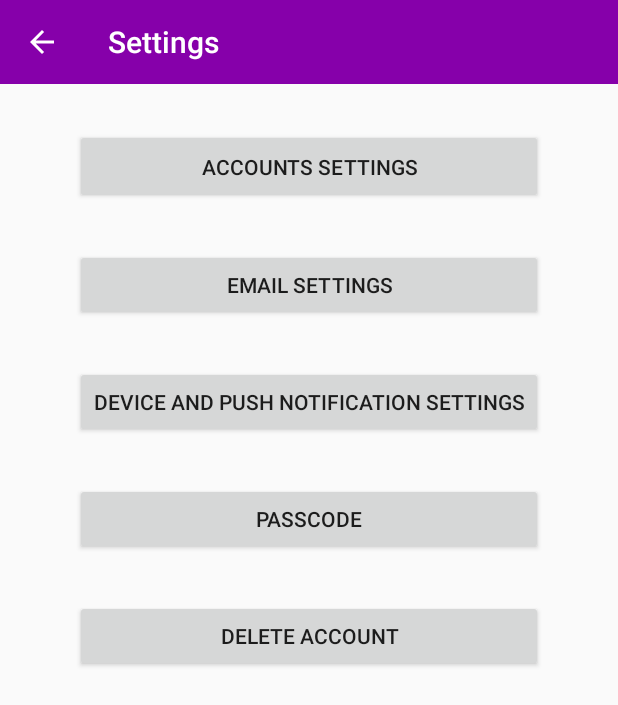
After one commit to SmartWalletSDL/SmartWallet, an Android app: the settings screen opened directly, with no data from a screen before it, on a phone screen of 412 x 824 dp. The commit adds this screen. Shown: the top 705 px of the screen. Run offline under Robolectric (Android 15) with nearby library versions, the phone set to English and light mode, and no system bars.

Commit message:
Added Settings Functionality to the App

```diff
--- a/app/src/main/AndroidManifest.xml
+++ b/app/src/main/AndroidManifest.xml
@@ -9,13 +9,15 @@
         android:roundIcon="@mipmap/ic_launcher_round"
         android:supportsRtl="true"
         android:theme="@style/AppTheme">
-        <activity android:name=".allUsers"
-            android:parentActivityName=".MainActivity"></activity>
+        <activity
+            android:name=".settings"
+            android:parentActivityName=".MainActivity"/>
+        <activity
+            android:name=".allUsers"
+            android:parentActivityName=".MainActivity" />
         <activity android:name=".add_bill" />
         <activity android:name=".users_history" />
-        <activity android:name=".userUI.users_history" />
         <activity android:name=".LoginActivity" />
-        <activity android:name=".LogInActivity" />
         <activity android:name=".SignUpActivity" />
         <activity android:name=".MainActivity">
             <intent-filter>
--- a/app/src/main/java/com/example/smartwallet/MainActivity.java
+++ b/app/src/main/java/com/example/smartwallet/MainActivity.java
@@ -97,15 +97,21 @@ public class MainActivity extends AppCompatActivity {
     public boolean onOptionsItemSelected(@NonNull MenuItem item) {
         super.onOptionsItemSelected(item);
 
+        if(item.getItemId() == R.id.all_users){
+            Intent allUsers = new Intent(MainActivity.this,allUsers.class);
+            startActivity(allUsers);
+        }
+
+        if (item.getItemId() == R.id.menu_settings) {
+            Intent menuSettings = new Intent(MainActivity.this, settings.class);
+            startActivity(menuSettings);
+        }
+
         if(item.getItemId() == R.id.menu_log_out){
             FirebaseAuth.getInstance().signOut();
             goToLogin();
         }
 
-        if(item.getItemId() == R.id.all_users){
-            Intent intent = new Intent(MainActivity.this,allUsers.class);
-            startActivity(intent);
-        }
         return true;
     }
 }
--- a/app/src/main/java/com/example/smartwallet/allUsers.java
+++ b/app/src/main/java/com/example/smartwallet/allUsers.java
@@ -31,7 +31,7 @@ public class allUsers extends AppCompatActivity {
         super.onCreate(savedInstanceState);
         setContentView(R.layout.activity_all_users);
 
-        toolbar = findViewById(R.id.app_tollbar);
+        toolbar = findViewById(R.id.app_toolbar);
         setSupportActionBar(toolbar);
         getSupportActionBar().setTitle("All Users");
         getSupportActionBar().setDisplayHomeAsUpEnabled(true);
--- /dev/null
+++ b/app/src/main/java/com/example/smartwallet/settings.java
@@ -0,0 +1,67 @@
+package com.example.smartwallet;
+
+import androidx.appcompat.app.AppCompatActivity;
+import androidx.appcompat.widget.Toolbar;
+
+import android.os.Bundle;
+import android.view.View;
+import android.widget.Button;
+
+public class settings extends AppCompatActivity {
+
+    private Toolbar toolbar;
+    private Button accountSettings, emailSettings, notificationSettings, passcode, deleteAccount;
+
+    @Override
+    protected void onCreate(Bundle savedInstanceState) {
+        super.onCreate(savedInstanceState);
+        setContentView(R.layout.activity_settings);
+
+        toolbar = findViewById(R.id.app_toolbar);
+        setSupportActionBar(toolbar);
+        getSupportActionBar().setTitle("Settings");
+        getSupportActionBar().setDisplayHomeAsUpEnabled(true);
+
+        accountSettings = findViewById(R.id.accountSettings);
+        emailSettings = findViewById(R.id.emailSettings);
+        notificationSettings = findViewById(R.id.notificationSettings);
+        passcode = findViewById(R.id.passcode);
+        deleteAccount = findViewById(R.id.deleteAccount);
+
+        accountSettings.setOnClickListener(new View.OnClickListener() {
+            @Override
+            public void onClick(View v) {
+
+            }
+        });
+
+        emailSettings.setOnClickListener(new View.OnClickListener() {
+            @Override
+            public void onClick(View v) {
+
+            }
+        });
+
+        notificationSettings.setOnClickListener(new View.OnClickListener() {
+            @Override
+            public void onClick(View v) {
+
+            }
+        });
+
+        passcode.setOnClickListener(new View.OnClickListener() {
+            @Override
+            public void onClick(View v) {
+
+            }
+        });
+
+        deleteAccount.setOnClickListener(new View.OnClickListener() {
+            @Override
+            public void onClick(View v) {
+
+            }
+        });
+    }
+
+}
--- a/app/src/main/res/layout/activity_all_users.xml
+++ b/app/src/main/res/layout/activity_all_users.xml
@@ -7,7 +7,7 @@
     tools:context=".allUsers">
 
     <include
-        android:id="@+id/app_tollbar"
+        android:id="@+id/app_toolbar"
         layout="@layout/toolbar_layout"
         app:layout_constraintStart_toStartOf="parent"
         app:layout_constraintTop_toTopOf="parent" />
@@ -18,6 +18,6 @@
         android:layout_height="601dp"
         app:layout_constraintEnd_toEndOf="parent"
         app:layout_constraintStart_toStartOf="parent"
-        app:layout_constraintTop_toBottomOf="@+id/app_tollbar" />
+        app:layout_constraintTop_toBottomOf="@+id/app_toolbar" />
 
 </androidx.constraintlayout.widget.ConstraintLayout>
--- /dev/null
+++ b/app/src/main/res/layout/activity_settings.xml
@@ -0,0 +1,75 @@
+<?xml version="1.0" encoding="utf-8"?>
+<RelativeLayout xmlns:android="http://schemas.android.com/apk/res/android"
+    xmlns:app="http://schemas.android.com/apk/res-auto"
+    xmlns:tools="http://schemas.android.com/tools"
+    android:layout_width="match_parent"
+    android:layout_height="match_parent"
+    tools:context=".settings">
+
+    <include
+        android:id="@+id/app_toolbar"
+        layout="@layout/toolbar_layout"
+        app:layout_constraintStart_toStartOf="parent"
+        app:layout_constraintTop_toTopOf="parent" />
+
+    <Button
+        android:id="@+id/accountSettings"
+        android:layout_width="300dp"
+        android:layout_height="50dp"
+        android:layout_below="@+id/app_toolbar"
+        android:layout_alignParentStart="true"
+        android:layout_alignParentEnd="true"
+        android:layout_marginStart="50dp"
+        android:layout_marginTop="30dp"
+        android:layout_marginEnd="50dp"
+        android:text="Accounts Settings" />
+
+    <Button
+        android:id="@+id/emailSettings"
+        android:layout_width="wrap_content"
+        android:layout_height="wrap_content"
+        android:layout_below="@+id/accountSettings"
+        android:layout_alignParentStart="true"
+        android:layout_alignParentEnd="true"
+        android:layout_marginStart="50dp"
+        android:layout_marginTop="30dp"
+        android:layout_marginEnd="50dp"
+        android:text="Email Settings" />
+
+    <Button
+        android:id="@+id/notificationSettings"
+        android:layout_width="wrap_content"
+        android:layout_height="wrap_content"
+        android:layout_below="@+id/emailSettings"
+        android:layout_alignStart="@+id/app_toolbar"
+        android:layout_alignParentEnd="true"
+        android:layout_marginStart="50dp"
+        android:layout_marginTop="30dp"
+        android:layout_marginEnd="50dp"
+        android:text="Device and Push Notification Settings" />
+
+    <Button
+        android:id="@+id/passcode"
+        android:layout_width="wrap_content"
+        android:layout_height="wrap_content"
+        android:layout_below="@+id/notificationSettings"
+        android:layout_alignStart="@+id/app_toolbar"
+        android:layout_alignParentEnd="true"
+        android:layout_marginStart="50dp"
+        android:layout_marginTop="30dp"
+        android:layout_marginEnd="50dp"
+        android:text="Passcode" />
+
+    <Button
+        android:id="@+id/deleteAccount"
+        android:layout_width="wrap_content"
+        android:layout_height="wrap_content"
+        android:layout_below="@+id/passcode"
+        android:layout_alignStart="@+id/app_toolbar"
+        android:layout_alignParentEnd="true"
+        android:layout_marginStart="50dp"
+        android:layout_marginTop="30dp"
+        android:layout_marginEnd="50dp"
+        android:text="Delete Account" />
+
+</RelativeLayout>
--- a/app/src/main/res/menu/main_menu.xml
+++ b/app/src/main/res/menu/main_menu.xml
@@ -1,16 +1,16 @@
 <?xml version="1.0" encoding="utf-8"?>
 <menu xmlns:app="http://schemas.android.com/apk/res-auto"
     xmlns:android="http://schemas.android.com/apk/res/android">
-
-    <item
-        android:id="@+id/menu_acc_sett"
-        android:title="@string/account_settings" />
 
     <item
         android:id="@+id/all_users"
         android:title="@string/all_users" />
 
     <item
+        android:id="@+id/menu_settings"
+        android:title="Settings" />
+
+    <item
         android:id="@+id/menu_log_out"
         android:title="@string/log_out" />
 </menu>
```
